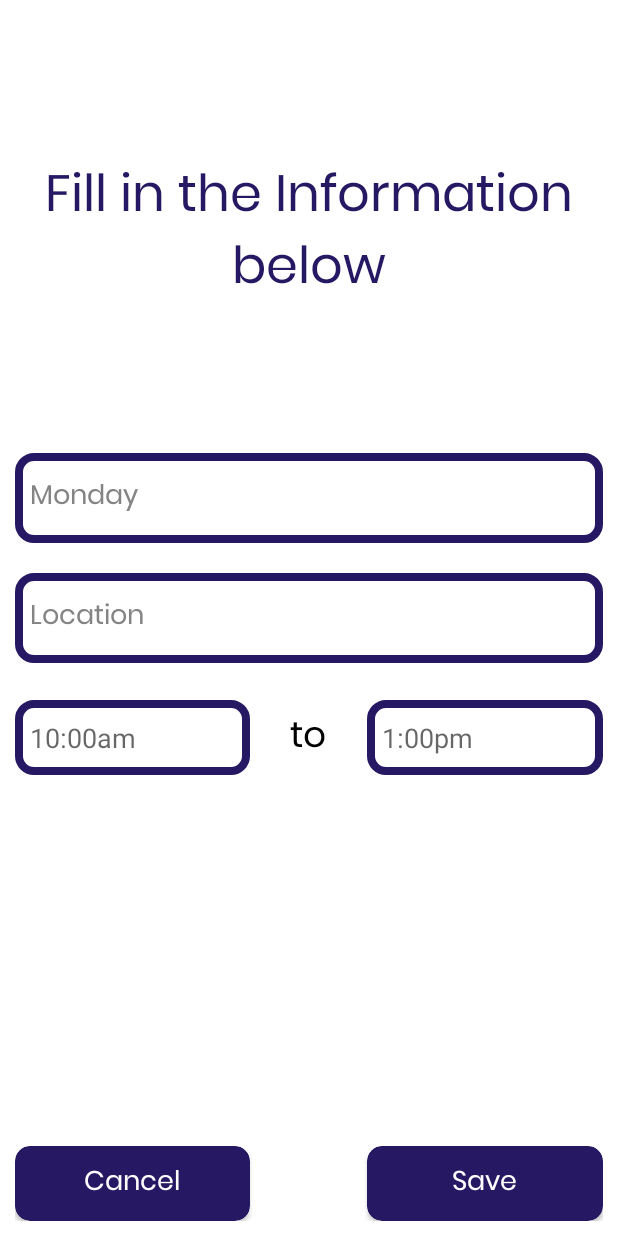
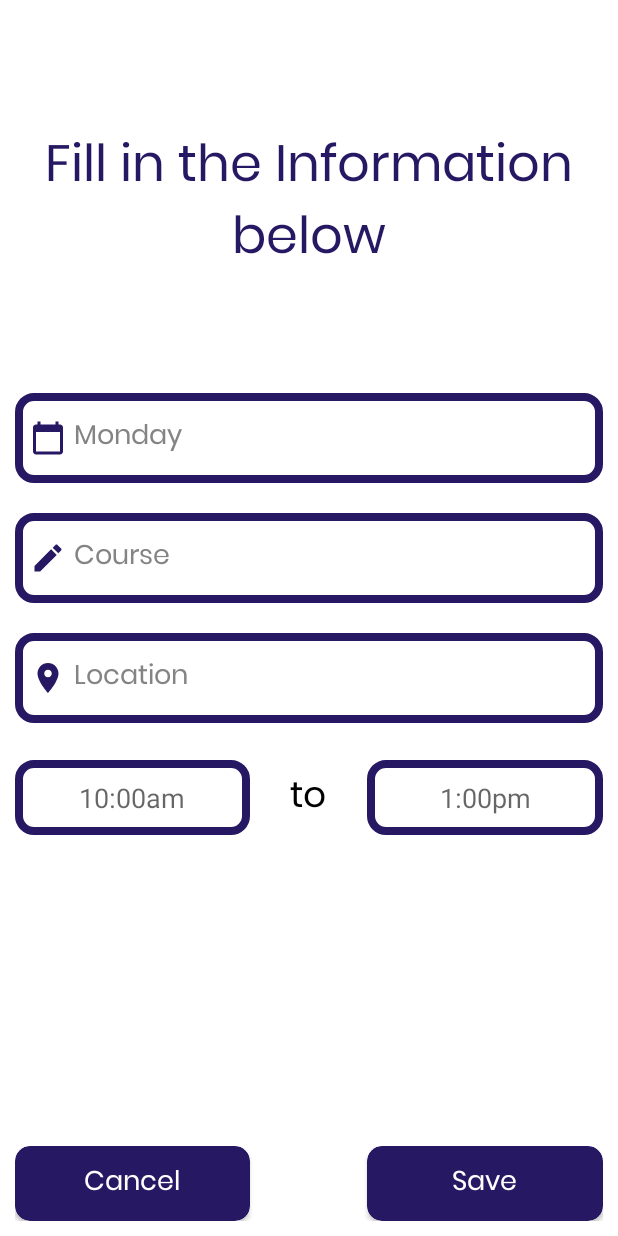
Before and after one commit to ronaldkelechi11/Cs-chat.2, an Android app: the NewTimetable screen opened directly, with no data from a screen before it, on a phone screen of 412 x 824 dp. Run offline under Robolectric (Android 15) with nearby library versions, the phone set to English and light mode, and no system bars.

Commit message:
Did some re-work on the Timetable Item

```diff
--- a/app/src/main/java/com/bms/cschat/Browser.java
+++ b/app/src/main/java/com/bms/cschat/Browser.java
@@ -172,13 +172,12 @@ public class Browser extends AppCompatActivity{
         public void onPageStarted(WebView view, String url, Bitmap favicon) {
             progressBar.setVisibility(View.VISIBLE);
             super.onPageStarted(view, url, favicon);
+            refreshLayout.setRefreshing(true);
         }
         @Override
         public void onPageFinished(WebView view, String url) {
             progressBar.setVisibility(View.INVISIBLE);
-            if(browserSearch.getText().toString().equals(Homepage) || browserSearch.getText().toString().equals("about:blank")){
-                browserSearch.setText("");
-            }
+            refreshLayout.setRefreshing(false);
             if(Counter == 1) {
                 browserSearch.setText("");
                 Counter++;
--- a/app/src/main/java/com/bms/cschat/NewTimetable.java
+++ b/app/src/main/java/com/bms/cschat/NewTimetable.java
@@ -15,7 +15,12 @@ import com.bms.cschat.managers.TimetableSqliteManager;
 import java.util.ArrayList;
 
 public class NewTimetable extends AppCompatActivity {
-    EditText day,location,time1,time2;
+    EditText day;
+    EditText course;
+    EditText location;
+    EditText time1;
+    EditText time2;
+
     AlertDialog alertDialog;
     AlertDialog.Builder builder;
 
@@ -26,6 +31,7 @@ public class NewTimetable extends AppCompatActivity {
         setContentView(R.layout.activity_new_timetable);
 
         day = findViewById(R.id.timetableDay);
+        course = findViewById(R.id.timetableCourse);
         location = findViewById(R.id.timetableLocation);
         time1 = findViewById(R.id.timetableTime1);
         time2 = findViewById(R.id.timetableTime2);
@@ -56,12 +62,14 @@ public class NewTimetable extends AppCompatActivity {
     }
 
     public void saveTimetable(View view) {
-        //Convert to String
+        //Declare Variable to String
+        int id = TimetableSqliteManager.timeTableArrayList.size();
         String dayTxt = day.getText().toString();
+        String courseTxt = course.getText().toString();
         String locationTxt = location.getText().toString();
         String time1Txt = time1.getText().toString();
         String time2Txt = time2.getText().toString();
-        int id = TimetableSqliteManager.timeTableArrayList.size();
+
 
         ArrayList<String> days = new ArrayList<>();
 
@@ -92,6 +100,11 @@ public class NewTimetable extends AppCompatActivity {
            day.requestFocus();
            return;
         }
+        if(courseTxt.isEmpty()){
+            course.setError("Course can't be empty");
+            course.requestFocus();
+            return;
+        }
         if(locationTxt.isEmpty()){
             location.setError("Location cannot be Blank");
             location.requestFocus();
@@ -119,7 +132,7 @@ public class NewTimetable extends AppCompatActivity {
         }
 
         TimetableSqliteManager timetableSqliteManager = TimetableSqliteManager.instanceOfDatabase(this);
-        Timetable newTimetable = new Timetable(id,dayTxt,locationTxt,time1Txt,time2Txt);
+        Timetable newTimetable = new Timetable(id,courseTxt,locationTxt,time1Txt,time2Txt,dayTxt);
 
         timetableSqliteManager.addTimeTableToDatabase(newTimetable);
         Timetable.timeTableArrayList.add(newTimetable);
@@ -127,6 +140,7 @@ public class NewTimetable extends AppCompatActivity {
 
         Toast.makeText(getApplicationContext(), "New TimeTable Added", Toast.LENGTH_SHORT).show();
         finish();
+
     }
 
 }
--- a/app/src/main/java/com/bms/cschat/Notes.java
+++ b/app/src/main/java/com/bms/cschat/Notes.java
@@ -27,7 +27,7 @@ public class Notes extends AppCompatActivity {
         onClickListener();
 
         noteListView = findViewById(R.id.notesListView);
-        noteAdapter = new NoteAdapter(Notes.this, Note.noteArrayList);
+        noteAdapter = new NoteAdapter(getApplicationContext(), Note.noteArrayList);
         noteListView.setAdapter(noteAdapter);
 
 
--- a/app/src/main/java/com/bms/cschat/adapters/NewsAdapter.java
+++ b/app/src/main/java/com/bms/cschat/adapters/NewsAdapter.java
@@ -40,11 +40,13 @@ public class NewsAdapter extends RecyclerView.Adapter<NewsAdapter.MyViewHolder>
         Picasso.get().load(n.getImage().trim()).into(holder.contentImage);
     }
 
+
     @Override
     public int getItemCount() {
         return news.size();
     }
 
+    // Handles ViewHolder for Recycler View
     public class MyViewHolder extends RecyclerView.ViewHolder{
             TextView content,reporter;
             ImageView contentImage;
--- a/app/src/main/java/com/bms/cschat/adapters/TimetableAdapter.java
+++ b/app/src/main/java/com/bms/cschat/adapters/TimetableAdapter.java
@@ -30,11 +30,13 @@ public class TimetableAdapter extends ArrayAdapter<Timetable> {
         convertView = LayoutInflater.from(getContext()).inflate(R.layout.custom_timetable_item,parent,false);
 
         TextView day = convertView.findViewById(R.id.date);
+        TextView course = convertView.findViewById(R.id.course);
         TextView location = convertView.findViewById(R.id.location);
         TextView time1 = convertView.findViewById(R.id.time1);
         TextView time2 = convertView.findViewById(R.id.time2);
 
-        day.setText(timetable.getDay());
+        day.setText(timetable.getDate());
+        course.setText(timetable.getCourse());
         location.setText(timetable.getLocation());
         time1.setText(timetable.getTime1());
         time2.setText(timetable.getTime2());
--- a/app/src/main/java/com/bms/cschat/managers/NotesSqliteManager.java
+++ b/app/src/main/java/com/bms/cschat/managers/NotesSqliteManager.java
@@ -17,7 +17,7 @@ public class NotesSqliteManager extends SQLiteOpenHelper {
 
     private static NotesSqliteManager notesSqliteManager;
 
-    private static final String DATABASE_NAME = "CSDB.db";
+    private static final String DATABASE_NAME = "Notes.db";
     private static final int DATABASE_VERSION = 1;
     private static final String TABLE_NAME = "note";
     private static final String COUNTER = "Counter";
--- /dev/null
+++ b/app/src/main/res/drawable/calendar.xml
@@ -0,0 +1,5 @@
+<vector android:height="24dp" android:tint="@color/blue"
+    android:viewportHeight="24" android:viewportWidth="24"
+    android:width="24dp" xmlns:android="http://schemas.android.com/apk/res/android">
+    <path android:fillColor="@android:color/white" android:pathData="M20,3h-1L19,1h-2v2L7,3L7,1L5,1v2L4,3c-1.1,0 -2,0.9 -2,2v16c0,1.1 0.9,2 2,2h16c1.1,0 2,-0.9 2,-2L22,5c0,-1.1 -0.9,-2 -2,-2zM20,21L4,21L4,8h16v13z"/>
+</vector>
--- /dev/null
+++ b/app/src/main/res/drawable/location.xml
@@ -0,0 +1,5 @@
+<vector android:height="24dp" android:tint="@color/blue"
+    android:viewportHeight="24" android:viewportWidth="24"
+    android:width="24dp" xmlns:android="http://schemas.android.com/apk/res/android">
+    <path android:fillColor="@color/blue" android:pathData="M12,2C8.13,2 5,5.13 5,9c0,5.25 7,13 7,13s7,-7.75 7,-13c0,-3.87 -3.13,-7 -7,-7zM12,11.5c-1.38,0 -2.5,-1.12 -2.5,-2.5s1.12,-2.5 2.5,-2.5 2.5,1.12 2.5,2.5 -1.12,2.5 -2.5,2.5z"/>
+</vector>
--- /dev/null
+++ b/app/src/main/res/drawable/pencil.xml
@@ -0,0 +1,5 @@
+<vector android:height="24dp" android:tint="@color/blue"
+    android:viewportHeight="24" android:viewportWidth="24"
+    android:width="24dp" xmlns:android="http://schemas.android.com/apk/res/android">
+    <path android:fillColor="@android:color/white" android:pathData="M3,17.25V21h3.75L17.81,9.94l-3.75,-3.75L3,17.25zM20.71,7.04c0.39,-0.39 0.39,-1.02 0,-1.41l-2.34,-2.34c-0.39,-0.39 -1.02,-0.39 -1.41,0l-1.83,1.83 3.75,3.75 1.83,-1.83z"/>
+</vector>
--- a/app/src/main/res/layout/activity_new_timetable.xml
+++ b/app/src/main/res/layout/activity_new_timetable.xml
@@ -36,6 +36,8 @@
             android:layout_height="60dp"
             android:background="@drawable/outlined_box_blue"
             android:fontFamily="@font/poppins"
+            android:drawablePadding="5dp"
+            android:drawableStart="@drawable/calendar"
             android:hint="Monday"
             android:maxLength="9"
             android:padding="10dp"
@@ -47,12 +49,34 @@
             app:layout_constraintTop_toTopOf="parent" />
 
         <EditText
+            android:id="@+id/timetableCourse"
+            android:layout_width="match_parent"
+            android:layout_height="60dp"
+            android:layout_marginTop="20dp"
+            android:background="@drawable/outlined_box_blue"
+            android:fontFamily="@font/poppins"
+            android:drawablePadding="5dp"
+            android:drawableStart="@drawable/pencil"
+            android:hint="Course"
+            android:maxLength="15"
+            android:padding="10dp"
+            android:singleLine="true"
+            android:textColor="@color/black"
+            android:textColorHint="@color/grey"
+            app:layout_constraintEnd_toEndOf="parent"
+            app:layout_constraintStart_toStartOf="parent"
+            app:layout_constraintBottom_toTopOf="@+id/timetableLocation"
+            app:layout_constraintTop_toBottomOf="@+id/timetableDay" />
+
+        <EditText
             android:id="@+id/timetableLocation"
             android:layout_width="match_parent"
             android:layout_height="60dp"
             android:layout_marginTop="20dp"
             android:background="@drawable/outlined_box_blue"
             android:fontFamily="@font/poppins"
+            android:drawableStart="@drawable/location"
+            android:drawablePadding="5dp"
             android:hint="Location"
             android:inputType="text"
             android:padding="10dp"
@@ -61,7 +85,7 @@
             android:textColorHint="@color/grey"
             app:layout_constraintEnd_toEndOf="parent"
             app:layout_constraintStart_toStartOf="parent"
-            app:layout_constraintTop_toBottomOf="@+id/timetableDay" />
+            app:layout_constraintTop_toBottomOf="@+id/timetableCourse"/>
 
 
         <TableRow
@@ -77,6 +101,7 @@
                 android:id="@+id/timetableTime1"
                 android:layout_width="0dp"
                 android:layout_height="50dp"
+                android:gravity="center"
                 android:layout_gravity="center"
                 android:layout_weight="1"
                 android:background="@drawable/outlined_box_blue"
@@ -100,6 +125,7 @@
                 android:id="@+id/timetableTime2"
                 android:layout_width="0dp"
                 android:layout_height="50dp"
+                android:gravity="center"
                 android:layout_gravity="center"
                 android:layout_weight="1"
                 android:background="@drawable/outlined_box_blue"
--- a/app/src/main/res/layout/activity_notes.xml
+++ b/app/src/main/res/layout/activity_notes.xml
@@ -61,6 +61,4 @@
         app:layout_constraintBottom_toBottomOf="parent"
         app:layout_constraintEnd_toEndOf="parent" />
 
-
-
 </androidx.constraintlayout.widget.ConstraintLayout>
--- a/app/src/main/res/layout/activity_time_table.xml
+++ b/app/src/main/res/layout/activity_time_table.xml
@@ -35,7 +35,7 @@
             android:padding="5dp"
             android:layout_marginTop="10dp"
             android:divider="@android:color/transparent"
-            android:dividerHeight="10dp"
+            android:dividerHeight="5dp"
             android:scrollbarStyle="insideInset"
             android:scrollbars="vertical"
             android:scrollbarSize="3dp"
```
Also changed, not shown: app/src/main/java/com/bms/cschat/classes/Timetable.java (+32 -29 lines), app/src/main/java/com/bms/cschat/managers/TimetableSqliteManager.java (+10 -4 lines), app/src/main/res/layout/custom_notes_item.xml (+5 -3 lines), app/src/main/res/layout/custom_timetable_item.xml (+45 -7 lines), app/src/main/res/drawable/location.png (deleted).
